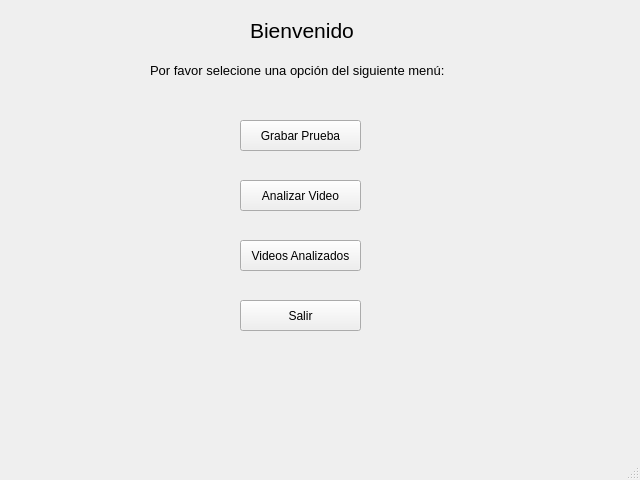
Before: the Qt Designer form Proyecto/welcome.ui in OdalysMn/TT2-Final, drawn with Qt 5.
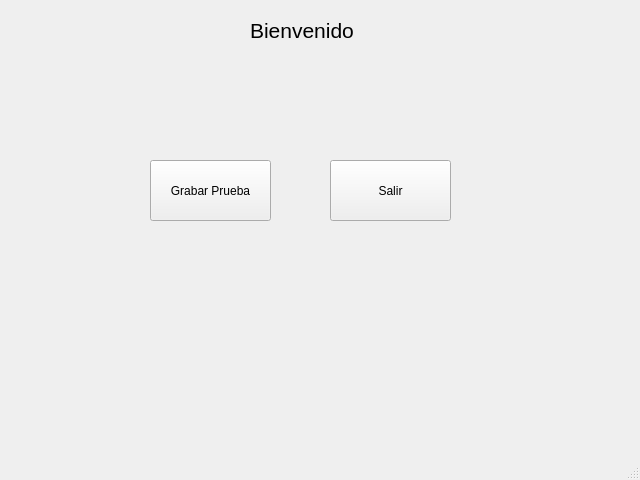
After: the same form once the commit is applied. Icons and pictures are not drawn.

Diff of the .ui file:
```diff
--- a/Proyecto/welcome.ui
+++ b/Proyecto/welcome.ui
@@ -78,32 +78,13 @@
      <enum>Qt::AutoText</enum>
     </property>
    </widget>
-   <widget class="QLabel" name="lblTextMsj">
-    <property name="geometry">
-     <rect>
-      <x>150</x>
-      <y>60</y>
-      <width>301</width>
-      <height>20</height>
-     </rect>
-    </property>
-    <property name="font">
-     <font>
-      <family>Arial</family>
-      <pointsize>10</pointsize>
-     </font>
-    </property>
-    <property name="text">
-     <string>Por favor selecione una opción del siguiente menú:</string>
-    </property>
-   </widget>
    <widget class="QPushButton" name="btnGrabarPrueba">
     <property name="geometry">
      <rect>
-      <x>240</x>
-      <y>120</y>
+      <x>150</x>
+      <y>160</y>
       <width>121</width>
-      <height>31</height>
+      <height>61</height>
      </rect>
     </property>
     <property name="font">
@@ -119,57 +100,13 @@
       <normaloff>../resources/btn1.png</normaloff>../resources/btn1.png</iconset>
     </property>
    </widget>
-   <widget class="QPushButton" name="btnAnalizarVideo">
-    <property name="geometry">
-     <rect>
-      <x>240</x>
-      <y>180</y>
-      <width>121</width>
-      <height>31</height>
-     </rect>
-    </property>
-    <property name="font">
-     <font>
-      <family>Arial</family>
-     </font>
-    </property>
-    <property name="text">
-     <string>Analizar Video</string>
-    </property>
-    <property name="icon">
-     <iconset>
-      <normaloff>../resources/btn2.png</normaloff>../resources/btn2.png</iconset>
-    </property>
-   </widget>
-   <widget class="QPushButton" name="btnVerVideos">
-    <property name="geometry">
-     <rect>
-      <x>240</x>
-      <y>240</y>
-      <width>121</width>
-      <height>31</height>
-     </rect>
-    </property>
-    <property name="font">
-     <font>
-      <family>Arial</family>
-     </font>
-    </property>
-    <property name="text">
-     <string>Videos Analizados</string>
-    </property>
-    <property name="icon">
-     <iconset>
-      <normaloff>../resources/btn3.png</normaloff>../resources/btn3.png</iconset>
-    </property>
-   </widget>
    <widget class="QPushButton" name="btnSalir">
     <property name="geometry">
      <rect>
-      <x>240</x>
-      <y>300</y>
+      <x>330</x>
+      <y>160</y>
       <width>121</width>
-      <height>31</height>
+      <height>61</height>
      </rect>
     </property>
     <property name="font">
```
